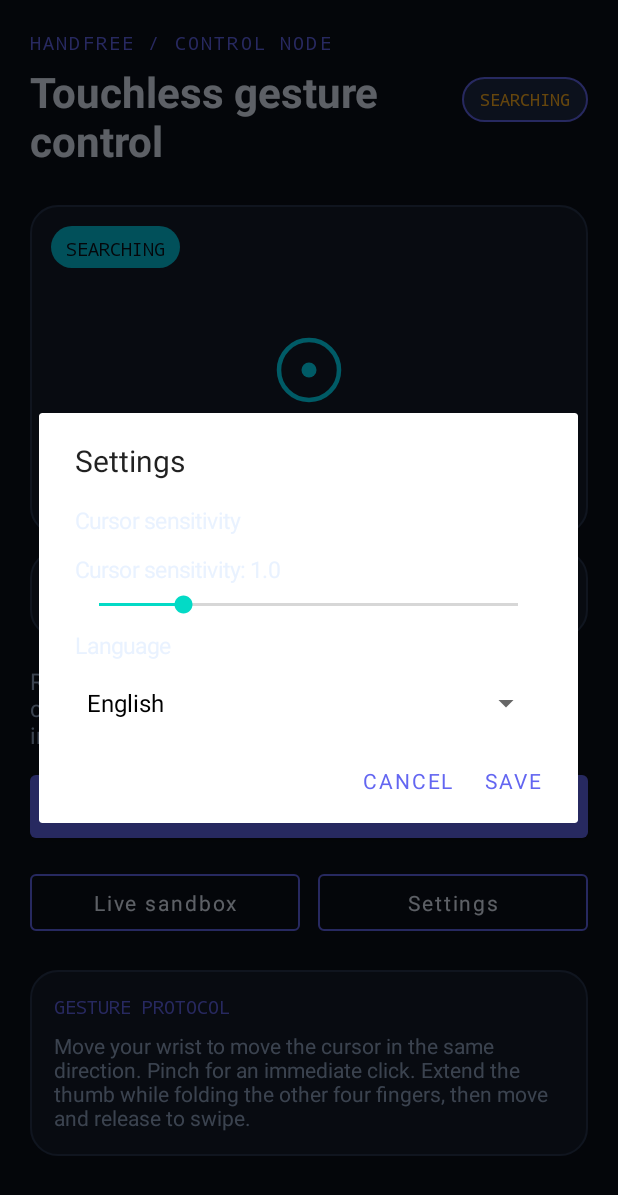
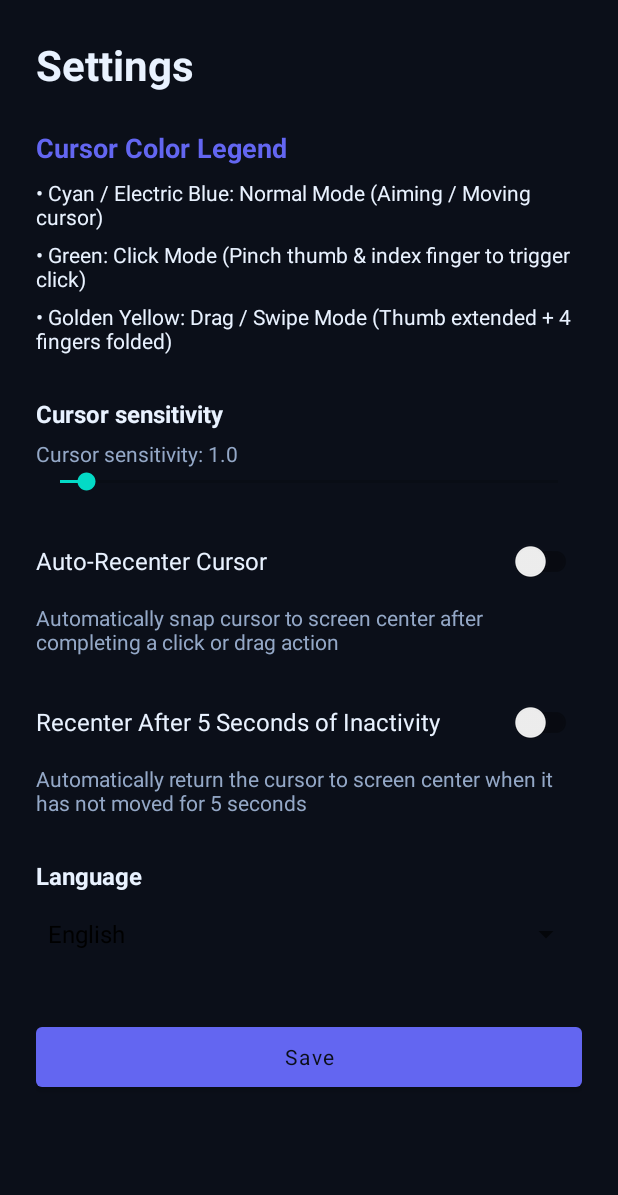
Before and after one commit to Cloris-W/HandFree-cx, an Android app: the screen it shows after launch (MainActivity before the commit, SettingsActivity after it), after a tap on "Settings", on a phone screen of 412 x 824 dp. Shown: the top 1195 px of the screen. Run offline under Robolectric (Android 15) with nearby library versions, the light colour scheme and no system bars.

Commit message:
Function added: pointer set back to the initial position after every operation

```diff
--- a/app/src/main/AndroidManifest.xml
+++ b/app/src/main/AndroidManifest.xml
@@ -17,6 +17,8 @@
         android:label="@string/app_name"
         android:theme="@style/Theme.HandFree"
         android:usesCleartextTraffic="false">
+
+        <activity android:name=".SettingsActivity" />
 
         <activity
             android:name=".MainActivity"
--- a/app/src/main/java/com/handfree/app/MainActivity.kt
+++ b/app/src/main/java/com/handfree/app/MainActivity.kt
@@ -34,6 +34,8 @@ class MainActivity : AppCompatActivity() {
         private const val KEY_PINCH_THRESHOLD = "pinch_threshold"
         private const val KEY_THUMB_EXTENSION_THRESHOLD = "thumb_extension_threshold"
         private const val KEY_FINGER_FOLD_THRESHOLD = "finger_fold_threshold"
+        private const val PREF_AUTO_RECENTER_ENABLED = "auto_recenter_enabled"
+        private const val PREF_IDLE_RECENTER_ENABLED = "idle_recenter_enabled"
         private const val KEY_LANGUAGE_TAG = "language_tag"
         private const val UI_REFRESH_MILLIS = 120L
     }
@@ -129,7 +131,7 @@ class MainActivity : AppCompatActivity() {
         val foldReadout = createDialogText("")
         container.addView(instructions)
         container.addView(sensitivityReadout)
-        val sensitivitySlider = createSlider(25, ((draftSettings.motionSensitivity - 0.5f) * 10f).toInt()) { progress ->
+        val sensitivitySlider = createSlider(95, ((draftSettings.motionSensitivity - 0.5f) * 10f).toInt()) { progress ->
             draftSettings = draftSettings.copy(motionSensitivity = 0.5f + progress / 10f)
             sensitivityReadout.text = getString(R.string.settings_motion_sensitivity_value, draftSettings.motionSensitivity)
             OverlayRuntime.updateSettings(draftSettings)
@@ -173,43 +175,7 @@ class MainActivity : AppCompatActivity() {
     }
 
     private fun openSettings() {
-        val savedSettings = readGestureSettings()
-        var draftSettings = savedSettings
-        val container = createDialogContainer()
-        val sensitivityReadout = createDialogText(getString(R.string.settings_motion_sensitivity_value, draftSettings.motionSensitivity))
-        container.addView(createDialogText(getString(R.string.settings_motion_sensitivity)))
-        container.addView(sensitivityReadout)
-        container.addView(createSlider(25, ((draftSettings.motionSensitivity - 0.5f) * 10f).toInt()) { progress ->
-            draftSettings = draftSettings.copy(motionSensitivity = 0.5f + progress / 10f)
-            sensitivityReadout.text = getString(R.string.settings_motion_sensitivity_value, draftSettings.motionSensitivity)
-            OverlayRuntime.updateSettings(draftSettings)
-        })
-        container.addView(createDialogText(getString(R.string.settings_language)))
-        val languageTags = arrayOf("en", "fr", "zh-TW")
-        val languageLabels = listOf(
-            getString(R.string.language_english),
-            getString(R.string.language_french),
-            getString(R.string.language_traditional_chinese)
-        )
-        val languageSpinner = Spinner(this).apply {
-            adapter = ArrayAdapter(this@MainActivity, android.R.layout.simple_spinner_dropdown_item, languageLabels)
-            setSelection(languageTags.indexOf(currentLanguageTag()).coerceAtLeast(0))
-        }
-        container.addView(languageSpinner)
-        AlertDialog.Builder(this)
-            .setTitle(R.string.settings_title)
-            .setView(container)
-            .setPositiveButton(R.string.action_save) { _, _ ->
-                saveGestureSettings(draftSettings)
-                val languageTag = languageTags[languageSpinner.selectedItemPosition]
-                preferences.edit().putString(KEY_LANGUAGE_TAG, languageTag).apply()
-                OverlayRuntime.updateLanguage(languageTag)
-                AppCompatDelegate.setApplicationLocales(LocaleListCompat.forLanguageTags(languageTag))
-            }
-            .setNegativeButton(R.string.action_cancel) { _, _ ->
-                OverlayRuntime.updateSettings(savedSettings)
-            }
-            .show()
+        startActivity(Intent(this, SettingsActivity::class.java))
     }
 
     private fun createDialogContainer(): LinearLayout = LinearLayout(this).apply {
@@ -238,7 +204,9 @@ class MainActivity : AppCompatActivity() {
         motionSensitivity = preferences.getFloat(KEY_MOTION_SENSITIVITY, 1.0f),
         pinchThreshold = preferences.getFloat(KEY_PINCH_THRESHOLD, 0.22f),
         thumbExtensionThreshold = preferences.getFloat(KEY_THUMB_EXTENSION_THRESHOLD, 1.20f),
-        fingerFoldThreshold = preferences.getFloat(KEY_FINGER_FOLD_THRESHOLD, 0.88f)
+        fingerFoldThreshold = preferences.getFloat(KEY_FINGER_FOLD_THRESHOLD, 0.88f),
+        autoRecenterEnabled = preferences.getBoolean(PREF_AUTO_RECENTER_ENABLED, false),
+        idleRecenterEnabled = preferences.getBoolean(PREF_IDLE_RECENTER_ENABLED, false)
     ).normalized()
 
     private fun saveGestureSettings(settings: GestureSettings) {
@@ -248,6 +216,8 @@ class MainActivity : AppCompatActivity() {
             .putFloat(KEY_PINCH_THRESHOLD, normalized.pinchThreshold)
             .putFloat(KEY_THUMB_EXTENSION_THRESHOLD, normalized.thumbExtensionThreshold)
             .putFloat(KEY_FINGER_FOLD_THRESHOLD, normalized.fingerFoldThreshold)
+            .putBoolean(PREF_AUTO_RECENTER_ENABLED, normalized.autoRecenterEnabled)
+            .putBoolean(PREF_IDLE_RECENTER_ENABLED, normalized.idleRecenterEnabled)
             .apply()
         OverlayRuntime.updateSettings(normalized)
     }
--- /dev/null
+++ b/app/src/main/java/com/handfree/app/SettingsActivity.kt
@@ -0,0 +1,139 @@
+package com.handfree.app
+
+import android.os.Bundle
+import android.widget.ArrayAdapter
+import android.widget.SeekBar
+import android.widget.Spinner
+import android.widget.TextView
+import androidx.appcompat.app.AppCompatActivity
+import androidx.appcompat.app.AppCompatDelegate
+import androidx.appcompat.widget.SwitchCompat
+import androidx.core.os.LocaleListCompat
+import com.google.android.material.button.MaterialButton
+import com.handfree.app.model.GestureSettings
+import com.handfree.app.overlay.OverlayRuntime
+
+class SettingsActivity : AppCompatActivity() {
+    companion object {
+        private const val PREFERENCES_NAME = "handfree_settings"
+        private const val KEY_MOTION_SENSITIVITY = "motion_sensitivity"
+        private const val KEY_PINCH_THRESHOLD = "pinch_threshold"
+        private const val KEY_THUMB_EXTENSION_THRESHOLD = "thumb_extension_threshold"
+        private const val KEY_FINGER_FOLD_THRESHOLD = "finger_fold_threshold"
+        private const val PREF_AUTO_RECENTER_ENABLED = "auto_recenter_enabled"
+        private const val PREF_IDLE_RECENTER_ENABLED = "idle_recenter_enabled"
+        private const val KEY_LANGUAGE_TAG = "language_tag"
+        private const val SENSITIVITY_MIN = 0.5f
+        private const val SENSITIVITY_STEP = 0.1f
+        private const val SENSITIVITY_MAX_PROGRESS = 95
+    }
+
+    private val preferences by lazy { getSharedPreferences(PREFERENCES_NAME, MODE_PRIVATE) }
+    private lateinit var savedSettings: GestureSettings
+    private lateinit var draftSettings: GestureSettings
+    private var settingsSaved = false
+
+    override fun onCreate(savedInstanceState: Bundle?) {
+        super.onCreate(savedInstanceState)
+        setContentView(R.layout.activity_settings)
+
+        savedSettings = readGestureSettings()
+        draftSettings = savedSettings
+
+        val sensitivityReadout = findViewById<TextView>(R.id.sensitivityReadout)
+        val sensitivitySlider = findViewById<SeekBar>(R.id.sensitivitySlider)
+        val autoRecenterSwitch = findViewById<SwitchCompat>(R.id.autoRecenterSwitch)
+        val idleRecenterSwitch = findViewById<SwitchCompat>(R.id.idleRecenterSwitch)
+        val languageSpinner = findViewById<Spinner>(R.id.languageSpinner)
+        val saveButton = findViewById<MaterialButton>(R.id.saveButton)
+        val languageTags = arrayOf("en", "fr", "zh-TW")
+
+        fun refreshSensitivityReadout() {
+            sensitivityReadout.text = getString(
+                R.string.settings_motion_sensitivity_value,
+                draftSettings.motionSensitivity
+            )
+        }
+
+        sensitivitySlider.max = SENSITIVITY_MAX_PROGRESS
+        sensitivitySlider.progress = ((draftSettings.motionSensitivity - SENSITIVITY_MIN) / SENSITIVITY_STEP)
+            .toInt()
+            .coerceIn(0, SENSITIVITY_MAX_PROGRESS)
+        sensitivitySlider.setOnSeekBarChangeListener(object : SeekBar.OnSeekBarChangeListener {
+            override fun onProgressChanged(seekBar: SeekBar?, progress: Int, fromUser: Boolean) {
+                draftSettings = draftSettings.copy(
+                    motionSensitivity = SENSITIVITY_MIN + progress * SENSITIVITY_STEP
+                )
+                refreshSensitivityReadout()
+                OverlayRuntime.updateSettings(draftSettings)
+            }
+
+            override fun onStartTrackingTouch(seekBar: SeekBar?) = Unit
+
+            override fun onStopTrackingTouch(seekBar: SeekBar?) = Unit
+        })
+        refreshSensitivityReadout()
+
+        autoRecenterSwitch.isChecked = draftSettings.autoRecenterEnabled
+        autoRecenterSwitch.setOnCheckedChangeListener { _, enabled ->
+            draftSettings = draftSettings.copy(autoRecenterEnabled = enabled)
+            OverlayRuntime.updateSettings(draftSettings)
+        }
+
+        idleRecenterSwitch.isChecked = draftSettings.idleRecenterEnabled
+        idleRecenterSwitch.setOnCheckedChangeListener { _, enabled ->
+            draftSettings = draftSettings.copy(idleRecenterEnabled = enabled)
+            OverlayRuntime.updateSettings(draftSettings)
+        }
+
+        val languageLabels = listOf(
+            getString(R.string.language_english),
+            getString(R.string.language_french),
+            getString(R.string.language_traditional_chinese)
+        )
+        languageSpinner.adapter = ArrayAdapter(this, android.R.layout.simple_spinner_dropdown_item, languageLabels)
+        languageSpinner.setSelection(languageTags.indexOf(currentLanguageTag()).coerceAtLeast(0))
+
+        saveButton.setOnClickListener {
+            saveGestureSettings(draftSettings)
+            val languageTag = languageTags[languageSpinner.selectedItemPosition]
+            preferences.edit().putString(KEY_LANGUAGE_TAG, languageTag).apply()
+            OverlayRuntime.updateLanguage(languageTag)
+            settingsSaved = true
+            AppCompatDelegate.setApplicationLocales(LocaleListCompat.forLanguageTags(languageTag))
+            finish()
+        }
+    }
+
+    override fun onDestroy() {
+        if (!settingsSaved) OverlayRuntime.updateSettings(savedSettings)
+        super.onDestroy()
+    }
+
+    private fun readGestureSettings(): GestureSettings = GestureSettings(
+        motionSensitivity = preferences.getFloat(KEY_MOTION_SENSITIVITY, 1.0f),
+        pinchThreshold = preferences.getFloat(KEY_PINCH_THRESHOLD, 0.22f),
+        thumbExtensionThreshold = preferences.getFloat(KEY_THUMB_EXTENSION_THRESHOLD, 1.20f),
+        fingerFoldThreshold = preferences.getFloat(KEY_FINGER_FOLD_THRESHOLD, 0.88f),
+        autoRecenterEnabled = preferences.getBoolean(PREF_AUTO_RECENTER_ENABLED, false),
+        idleRecenterEnabled = preferences.getBoolean(PREF_IDLE_RECENTER_ENABLED, false)
+    ).normalized()
+
+    private fun saveGestureSettings(settings: GestureSettings) {
+        val normalized = settings.normalized()
+        preferences.edit()
+            .putFloat(KEY_MOTION_SENSITIVITY, normalized.motionSensitivity)
+            .putFloat(KEY_PINCH_THRESHOLD, normalized.pinchThreshold)
+            .putFloat(KEY_THUMB_EXTENSION_THRESHOLD, normalized.thumbExtensionThreshold)
+            .putFloat(KEY_FINGER_FOLD_THRESHOLD, normalized.fingerFoldThreshold)
+            .putBoolean(PREF_AUTO_RECENTER_ENABLED, normalized.autoRecenterEnabled)
+            .putBoolean(PREF_IDLE_RECENTER_ENABLED, normalized.idleRecenterEnabled)
+            .apply()
+        OverlayRuntime.updateSettings(normalized)
+    }
+
+    private fun currentLanguageTag(): String {
+        val selected = AppCompatDelegate.getApplicationLocales().toLanguageTags()
+        return if (selected.isBlank()) preferences.getString(KEY_LANGUAGE_TAG, "en") ?: "en" else selected
+    }
+}
--- a/app/src/main/java/com/handfree/app/model/GestureStateMachine.kt
+++ b/app/src/main/java/com/handfree/app/model/GestureStateMachine.kt
@@ -49,10 +49,12 @@ data class GestureSettings(
     val motionSensitivity: Float = 1.0f,
     val pinchThreshold: Float = 0.22f,
     val thumbExtensionThreshold: Float = 1.20f,
-    val fingerFoldThreshold: Float = 0.88f
+    val fingerFoldThreshold: Float = 0.88f,
+    val autoRecenterEnabled: Boolean = false,
+    val idleRecenterEnabled: Boolean = false
 ) {
     fun normalized(): GestureSettings = copy(
-        motionSensitivity = motionSensitivity.coerceIn(0.5f, 3.0f),
+        motionSensitivity = motionSensitivity.coerceIn(0.5f, 10.0f),
         pinchThreshold = pinchThreshold.coerceIn(0.08f, 0.35f),
         thumbExtensionThreshold = thumbExtensionThreshold.coerceIn(0.70f, 2.40f),
         fingerFoldThreshold = fingerFoldThreshold.coerceIn(0.35f, 1.60f)
@@ -128,6 +130,12 @@ class GestureStateMachine(
 
     fun updateSettings(updatedSettings: GestureSettings) {
         settings = updatedSettings.normalized()
+    }
+
+    fun recenterCursor(): PointF {
+        cursor = PointF(0.5f, 0.5f)
+        previousWrist = null
+        return cursor.copyPoint()
     }
 
     fun onLandmarks(landmarks: List<PointF>, frameNanos: Long = System.nanoTime()): GestureTelemetry {
--- /dev/null
+++ b/app/src/main/res/layout/activity_settings.xml
@@ -0,0 +1,138 @@
+<?xml version="1.0" encoding="utf-8"?>
+<ScrollView xmlns:android="http://schemas.android.com/apk/res/android"
+    xmlns:app="http://schemas.android.com/apk/res-auto"
+    android:layout_width="match_parent"
+    android:layout_height="match_parent"
+    android:background="@color/canvas"
+    android:fillViewport="true">
+
+    <LinearLayout
+        android:layout_width="match_parent"
+        android:layout_height="wrap_content"
+        android:orientation="vertical"
+        android:padding="24dp">
+
+        <TextView
+            android:layout_width="match_parent"
+            android:layout_height="wrap_content"
+            android:text="@string/settings_title"
+            android:textColor="@color/text_primary"
+            android:textSize="28sp"
+            android:textStyle="bold" />
+
+        <TextView
+            android:layout_width="match_parent"
+            android:layout_height="wrap_content"
+            android:layout_marginTop="24dp"
+            android:text="@string/color_legend_title"
+            android:textColor="@color/cyan"
+            android:textSize="18sp"
+            android:textStyle="bold" />
+
+        <TextView
+            android:layout_width="match_parent"
+            android:layout_height="wrap_content"
+            android:layout_marginTop="8dp"
+            android:text="@string/color_legend_normal"
+            android:textColor="@color/text_primary"
+            android:textSize="14sp" />
+
+        <TextView
+            android:layout_width="match_parent"
+            android:layout_height="wrap_content"
+            android:layout_marginTop="6dp"
+            android:text="@string/color_legend_click"
+            android:textColor="@color/text_primary"
+            android:textSize="14sp" />
+
+        <TextView
+            android:layout_width="match_parent"
+            android:layout_height="wrap_content"
+            android:layout_marginTop="6dp"
+            android:text="@string/color_legend_drag"
+            android:textColor="@color/text_primary"
+            android:textSize="14sp" />
+
+        <TextView
+            android:layout_width="match_parent"
+            android:layout_height="wrap_content"
+            android:layout_marginTop="28dp"
+            android:text="@string/settings_motion_sensitivity"
+            android:textColor="@color/text_primary"
+            android:textSize="16sp"
+            android:textStyle="bold" />
+
+        <TextView
+            android:id="@+id/sensitivityReadout"
+            android:layout_width="match_parent"
+            android:layout_height="wrap_content"
+            android:layout_marginTop="6dp"
+            android:textColor="@color/text_secondary"
+            android:textSize="14sp" />
+
+        <SeekBar
+            android:id="@+id/sensitivitySlider"
+            android:layout_width="match_parent"
+            android:layout_height="wrap_content" />
+
+        <androidx.appcompat.widget.SwitchCompat
+            android:id="@+id/autoRecenterSwitch"
+            android:layout_width="match_parent"
+            android:layout_height="wrap_content"
+            android:layout_marginTop="20dp"
+            android:text="@string/pref_recenter_title"
+            android:textColor="@color/text_primary"
+            android:textSize="16sp"
+            android:showText="false" />
+
+        <TextView
+            android:layout_width="match_parent"
+            android:layout_height="wrap_content"
+            android:layout_marginTop="4dp"
+            android:text="@string/pref_recenter_summary"
+            android:textColor="@color/text_secondary"
+            android:textSize="14sp" />
+
+        <androidx.appcompat.widget.SwitchCompat
+            android:id="@+id/idleRecenterSwitch"
+            android:layout_width="match_parent"
+            android:layout_height="wrap_content"
+            android:layout_marginTop="20dp"
+            android:showText="false"
+            android:text="@string/pref_idle_recenter_title"
+            android:textColor="@color/text_primary"
+            android:textSize="16sp" />
+
+        <TextView
+            android:layout_width="match_parent"
+            android:layout_height="wrap_content"
+            android:layout_marginTop="4dp"
+            android:text="@string/pref_idle_recenter_summary"
+            android:textColor="@color/text_secondary"
+            android:textSize="14sp" />
+
+        <TextView
+            android:layout_width="match_parent"
+            android:layout_height="wrap_content"
+            android:layout_marginTop="28dp"
+            android:text="@string/settings_language"
+            android:textColor="@color/text_primary"
+            android:textSize="16sp"
+            android:textStyle="bold" />
+
+        <Spinner
+            android:id="@+id/languageSpinner"
+            android:layout_width="match_parent"
+            android:layout_height="wrap_content"
+            android:layout_marginTop="4dp" />
+
+        <com.google.android.material.button.MaterialButton
+            android:id="@+id/saveButton"
+            android:layout_width="match_parent"
+            android:layout_height="52dp"
+            android:layout_marginTop="32dp"
+            android:text="@string/action_save"
+            android:textAllCaps="false"
+            app:backgroundTint="@color/cyan" />
+    </LinearLayout>
+</ScrollView>
--- a/app/src/main/res/values/strings.xml
+++ b/app/src/main/res/values/strings.xml
@@ -59,4 +59,12 @@
     <string name="language_english">English</string>
     <string name="language_french">French</string>
     <string name="language_traditional_chinese">Traditional Chinese</string>
+    <string name="color_legend_title">Cursor Color Legend</string>
+    <string name="color_legend_normal">• Cyan / Electric Blue: Normal Mode (Aiming / Moving cursor)</string>
+    <string name="color_legend_click">• Green: Click Mode (Pinch thumb &amp; index finger to trigger click)</string>
+    <string name="color_legend_drag">• Golden Yellow: Drag / Swipe Mode (Thumb extended + 4 fingers folded)</string>
+    <string name="pref_recenter_title">Auto-Recenter Cursor</string>
+    <string name="pref_recenter_summary">Automatically snap cursor to screen center after completing a click or drag action</string>
+    <string name="pref_idle_recenter_title">Recenter After 5 Seconds of Inactivity</string>
+    <string name="pref_idle_recenter_summary">Automatically return the cursor to screen center when it has not moved for 5 seconds</string>
 </resources>
```
Also changed, not shown: app/src/main/java/com/handfree/app/overlay/HandFreeOverlayService.kt (+108 -10 lines), 2 other files.
